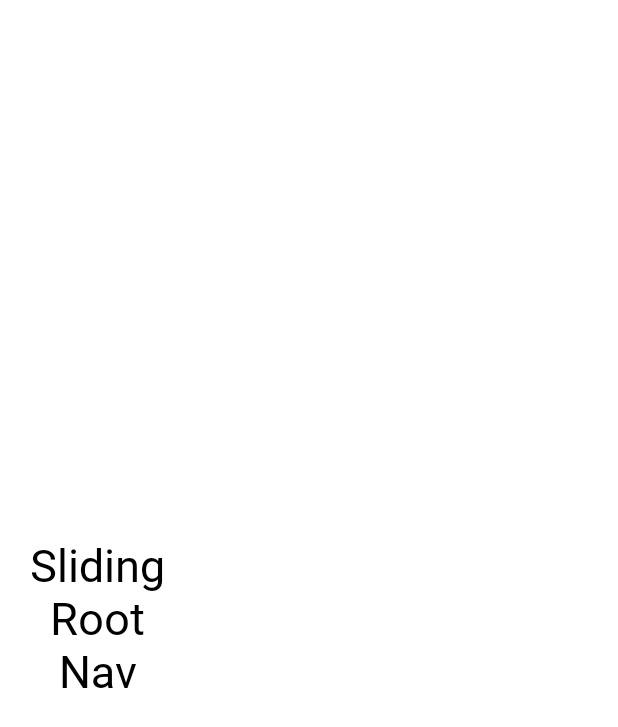
After one commit to tmdgh1592/SE2022_3_3, an Android app built with Jetpack Compose: the layout category_sliding_nav.xml on its own in the app's theme, with its tools: preview values and no code run, on a phone screen of 412 x 824 dp. The commit adds this screen. Shown: the top 727 px of the screen. Run offline under Robolectric (Android 15) with nearby library versions, the light colour scheme and no system bars; Roboto replaces fonts that are not available here.

Commit message:
feat: remove Sliding Navigation library related to: #23

```diff
--- a/Hanger/app/build.gradle
+++ b/Hanger/app/build.gradle
@@ -88,6 +88,4 @@
     implementation("androidx.room:room-runtime:$roomVersion")
     implementation("androidx.room:room-ktx:$roomVersion")
     kapt("androidx.room:room-compiler:$roomVersion")
-    // Sliding navigation
-    implementation 'com.yarolegovich:sliding-root-nav:1.1.1'
 }
--- a/Hanger/app/src/main/java/com/se/hanger/view/main/ClothFragment.kt
+++ b/Hanger/app/src/main/java/com/se/hanger/view/main/ClothFragment.kt
@@ -7,6 +7,7 @@
 import android.view.LayoutInflater
 import android.view.View
 import android.view.ViewGroup
+import android.widget.SlidingDrawer
 import androidx.fragment.app.Fragment
 import androidx.lifecycle.LiveData
 import androidx.lifecycle.MutableLiveData
@@ -46,7 +47,7 @@
     override fun onCreateView(
         inflater: LayoutInflater, container: ViewGroup?,
         savedInstanceState: Bundle?
-    ): View? {
+    ): View {
         binding = FragmentClothBinding.inflate(inflater)
         clothDB = ClothDatabase.getInstance(requireContext())!!
         return binding.root
@@ -60,6 +61,7 @@
         registerLiveData()
         setClickListener() // 클릭 리스너 설정
     }
+
 
     private fun setClickListener() {
         with(binding) {
--- /dev/null
+++ b/Hanger/app/src/main/res/layout/category_sliding_nav.xml
@@ -0,0 +1,18 @@
+<?xml version="1.0" encoding="utf-8"?>
+<FrameLayout
+    xmlns:android="http://schemas.android.com/apk/res/android"
+    android:layout_width="match_parent"
+    android:layout_height="match_parent"
+    android:background="@android:color/white">
+
+    <TextView
+        android:layout_width="wrap_content"
+        android:layout_height="wrap_content"
+        android:layout_gravity="center_vertical"
+        android:layout_marginLeft="20dp"
+        android:gravity="center"
+        android:text="Sliding\nRoot\nNav"
+        android:textColor="@android:color/black"
+        android:textSize="30dp"/>
+
+</FrameLayout>
```
